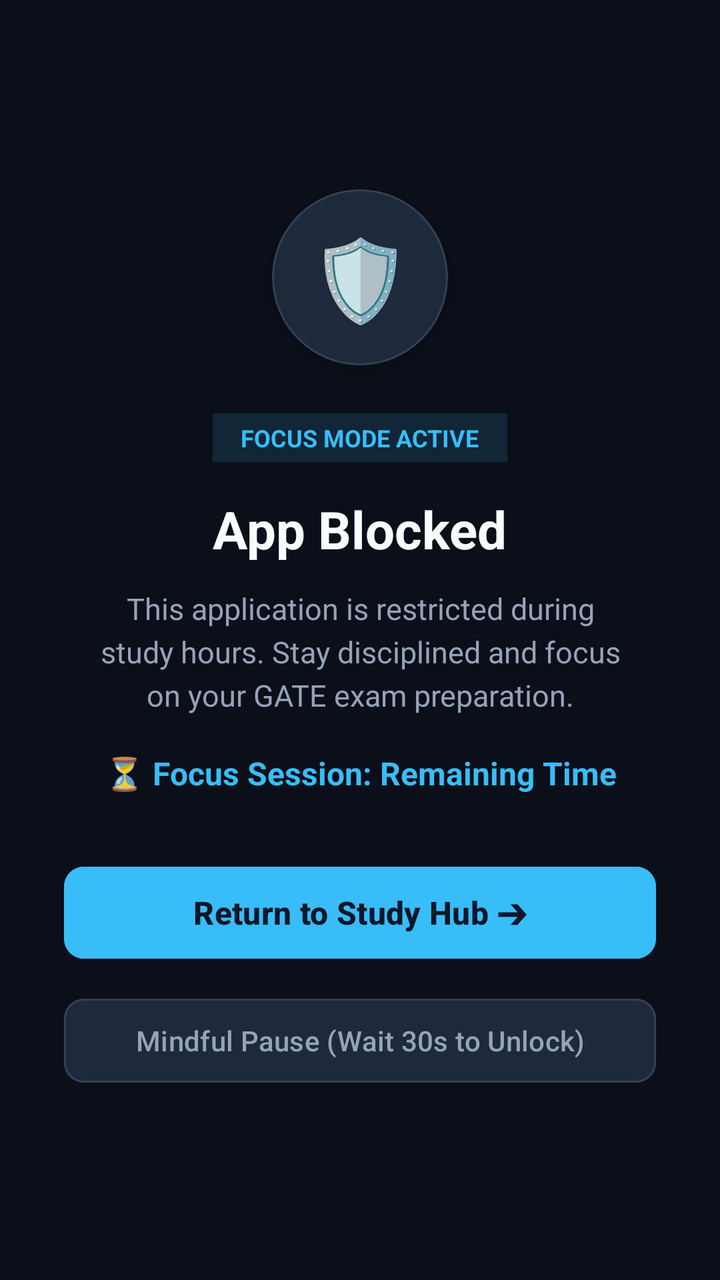
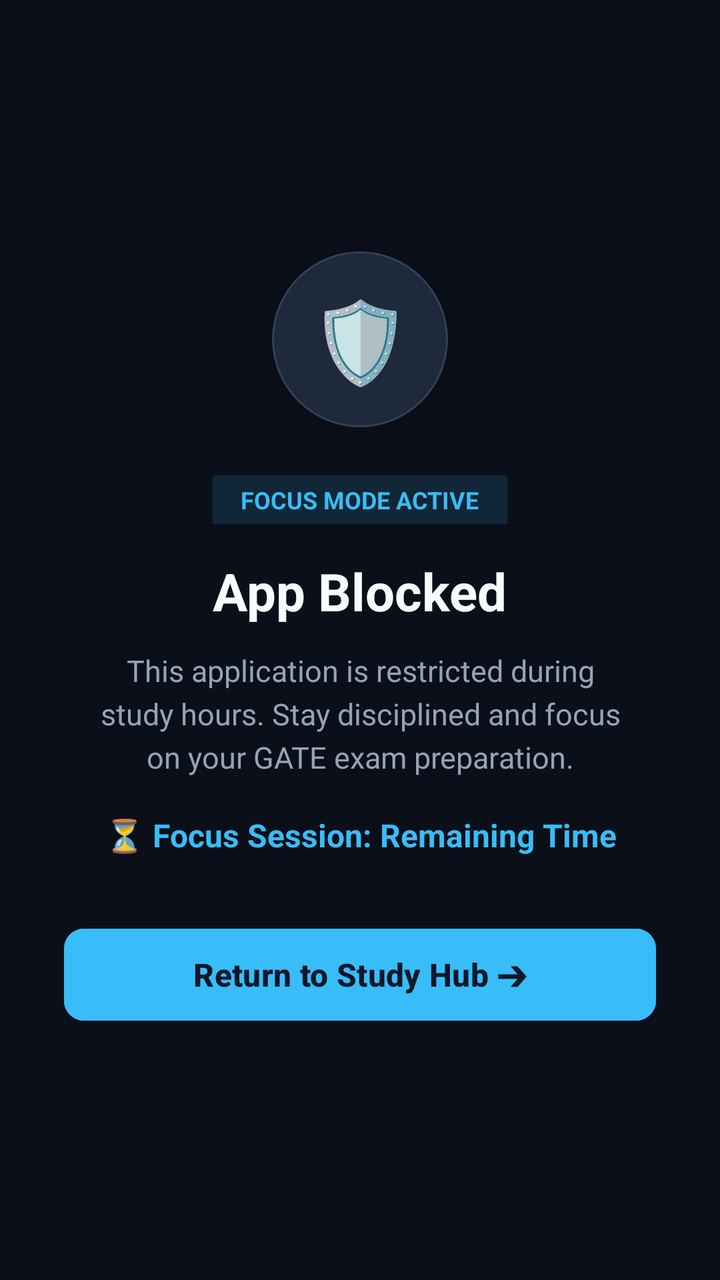

Compare the two renders of this Android layout. The source of the first and the diff that turns it into the second are given below.
<!-- AndroidManifest.xml: activity theme Theme.GateFocus -->
<!-- res/layout/activity_blocked_app.xml -->
<?xml version="1.0" encoding="utf-8"?>
<LinearLayout xmlns:android="http://schemas.android.com/apk/res/android"
    xmlns:app="http://schemas.android.com/apk/res-auto"
    android:layout_width="match_parent"
    android:layout_height="match_parent"
    android:background="@color/background"
    android:gravity="center"
    android:orientation="vertical"
    android:padding="32dp">

    
    <com.google.android.material.card.MaterialCardView
        android:layout_width="88dp"
        android:layout_height="88dp"
        android:backgroundTint="@color/card_bg"
        app:cardCornerRadius="44dp"
        app:cardElevation="4dp"
        app:strokeColor="@color/card_border"
        app:strokeWidth="1dp">

        <TextView
            android:layout_width="match_parent"
            android:layout_height="match_parent"
            android:gravity="center"
            android:text="🛡️"
            android:textSize="40sp" />
    </com.google.android.material.card.MaterialCardView>

    
    <TextView
        android:id="@+id/tvBlockedBadge"
        android:layout_width="wrap_content"
        android:layout_height="wrap_content"
        android:layout_marginTop="24dp"
        android:background="#2238BDF8"
        android:paddingHorizontal="14dp"
        android:paddingVertical="4dp"
        android:text="FOCUS MODE ACTIVE"
        android:textColor="@color/accent"
        android:textSize="12sp"
        android:textStyle="bold" />

    
    <TextView
        android:id="@+id/tvBlockedAppName"
        android:layout_width="wrap_content"
        android:layout_height="wrap_content"
        android:layout_marginTop="16dp"
        android:gravity="center"
        android:text="App Blocked"
        android:textColor="@color/text_primary"
        android:textSize="26sp"
        android:textStyle="bold" />

    
    <TextView
        android:id="@+id/tvBlockedMessage"
        android:layout_width="wrap_content"
        android:layout_height="wrap_content"
        android:layout_marginTop="12dp"
        android:gravity="center"
        android:lineSpacingExtra="4dp"
        android:paddingHorizontal="16dp"
        android:text="This application is restricted during study hours. Stay disciplined and focus on your GATE exam preparation."
        android:textColor="@color/text_secondary"
        android:textSize="15sp" />

    
    <TextView
        android:id="@+id/tvBlockedTimer"
        android:layout_width="wrap_content"
        android:layout_height="wrap_content"
        android:layout_marginTop="18dp"
        android:gravity="center"
        android:text="⏳ Focus Session: Remaining Time"
        android:textColor="@color/accent"
        android:textSize="16sp"
        android:textStyle="bold" />

    
    <com.google.android.material.button.MaterialButton
        android:id="@+id/btnReturnToStudy"
        android:layout_width="match_parent"
        android:layout_height="54dp"
        android:layout_marginTop="32dp"
        android:backgroundTint="@color/accent"
        android:text="Return to Study Hub ➔"
        android:textColor="@color/primary_dark"
        android:textSize="16sp"
        android:textStyle="bold"
        app:cornerRadius="10dp" />

    
    <com.google.android.material.button.MaterialButton
        android:id="@+id/btnMindfulPause"
        android:layout_width="match_parent"
        android:layout_height="50dp"
        android:layout_marginTop="12dp"
        android:backgroundTint="@color/card_bg"
        android:text="Mindful Pause (Wait 30s to Unlock)"
        android:textColor="@color/text_secondary"
        android:textSize="14sp"
        app:cornerRadius="10dp"
        app:strokeColor="@color/card_border"
        app:strokeWidth="1dp" />

</LinearLayout>
<!-- resources referenced by this layout -->
<resources>
  <color name="accent">#38BDF8</color>
  <color name="background">#0B0F19</color>
  <color name="card_bg">#1E293B</color>
  <color name="card_border">#334155</color>
  <color name="primary_dark">#0F172A</color>
  <color name="text_primary">#F8FAFC</color>
  <color name="text_secondary">#94A3B8</color>
  <style name="Theme.GateFocus" parent="Theme.Material3.Dark.NoActionBar">
          <item name="android:statusBarColor">@color/background</item>
          <item name="android:windowBackground">@color/background</item>
          <item name="colorPrimary">@color/accent</item>
      </style>
</resources>

<!-- the commit's change to res/layout/activity_blocked_app.xml (unified diff, before → after) -->
@@ -90,18 +90,4 @@
         android:textStyle="bold"
         app:cornerRadius="10dp" />
 
-    
-    <com.google.android.material.button.MaterialButton
-        android:id="@+id/btnMindfulPause"
-        android:layout_width="match_parent"
-        android:layout_height="50dp"
-        android:layout_marginTop="12dp"
-        android:backgroundTint="@color/card_bg"
-        android:text="Mindful Pause (Wait 30s to Unlock)"
-        android:textColor="@color/text_secondary"
-        android:textSize="14sp"
-        app:cornerRadius="10dp"
-        app:strokeColor="@color/card_border"
-        app:strokeWidth="1dp" />
-
 </LinearLayout>
